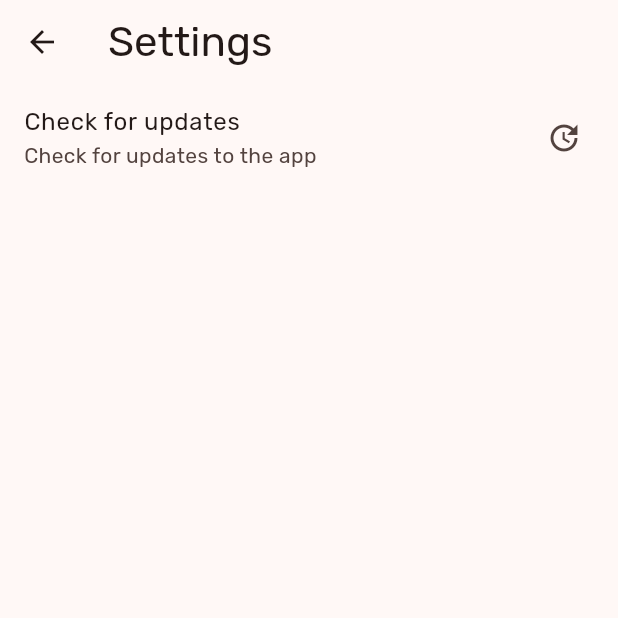
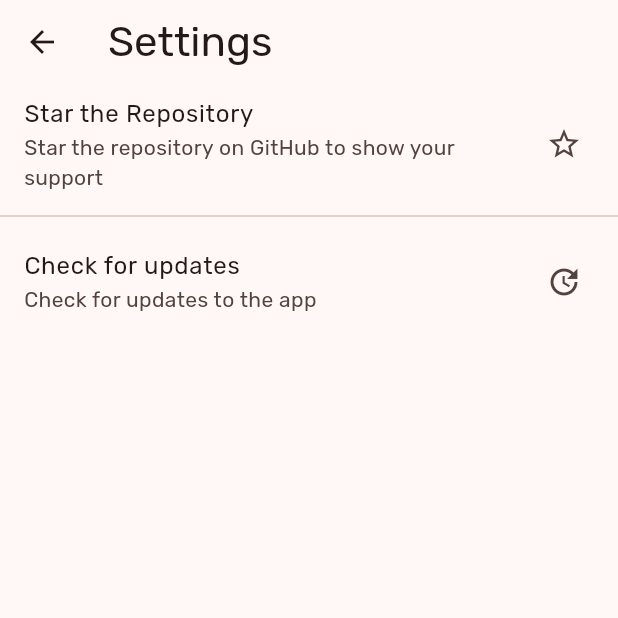
Before and after one commit to AbhiCrackerOfficial/TimeToDelete, a Flutter app: the Settings screen opened directly, on a phone screen of 412 x 824 dp, the top half of it. Run offline on Flutter 3.47's test engine with Material 3 defaults, Android fonts, the phone set to English and light mode, and no system bars; our stand-ins replace device_info_plus, flutter_local_notifications, flutter_riverpod, google_fonts, open_file, package_info_plus and 2 more; missing offline and left inert: disable_battery_optimization, flutter_background_service; accounts and stored records are empty.

Commit message:
Star This Repo

```diff
--- a/src/timetodelete/lib/pages/settings.dart
+++ b/src/timetodelete/lib/pages/settings.dart
@@ -89,6 +89,11 @@ class _SettingsState extends State<Settings> {
     }
   }
 
+  void StarTheRepository() async {
+    await launchUrl(
+        Uri.parse('https://github.com/AbhiCrackerOfficial/TimeToDelete/'));
+  }
+
   @override
   Widget build(BuildContext context) {
     return Scaffold(
@@ -97,6 +102,18 @@ class _SettingsState extends State<Settings> {
       ),
       body: ListView(
         children: [
+          GestureDetector(
+            child: const ListTile(
+              title: Text('Star the Repository'),
+              subtitle:
+                  Text('Star the repository on GitHub to show your support'),
+              trailing: Icon(Icons.star_border_sharp),
+            ),
+            onTap: () {
+              StarTheRepository();
+            },
+          ),
+          Divider(),
           GestureDetector(
             child: const ListTile(
               title: Text('Check for updates'),
```
